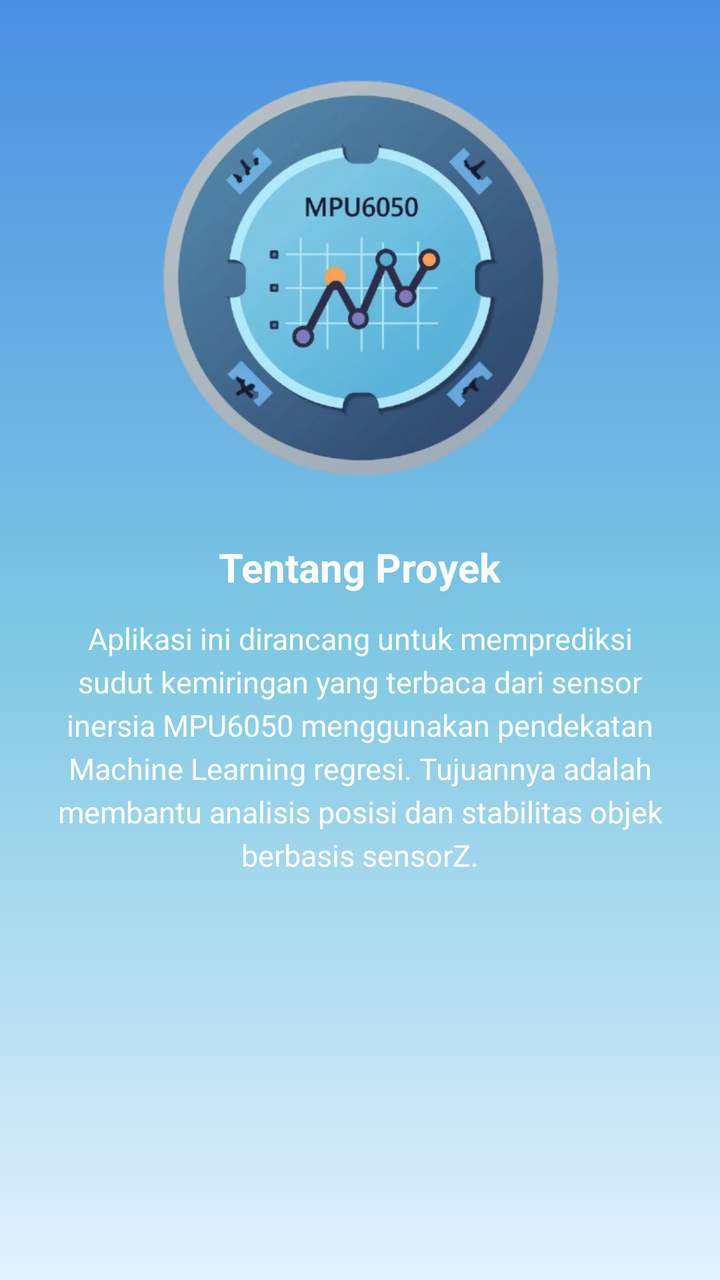
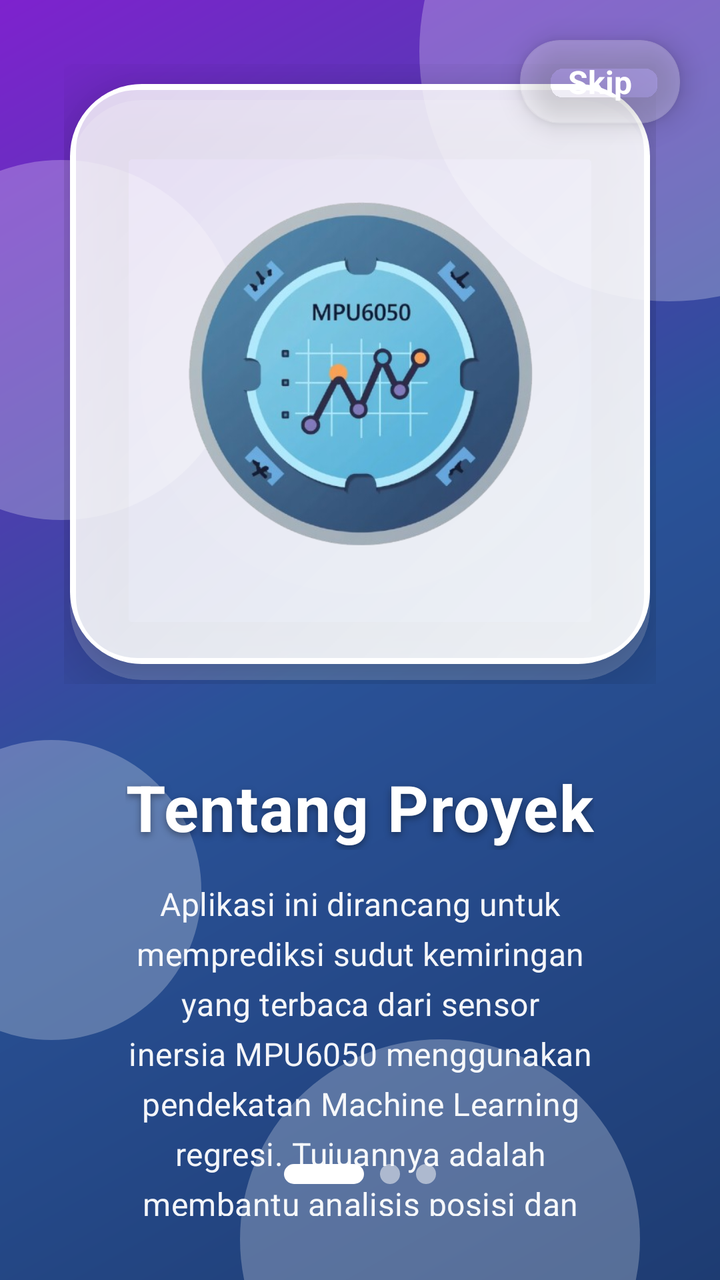

Before-and-after screenshots of an Android layout around one commit, followed by the original layout XML and the change that was made.
<!-- AndroidManifest.xml: application theme Theme.NajwaBelajarNavigationDrawer -->
<!-- res/layout/fragment_pendahuluan.xml -->
<?xml version="1.0" encoding="utf-8"?>
<ScrollView xmlns:android="http://schemas.android.com/apk/res/android"
    android:layout_width="match_parent"
    android:layout_height="match_parent"
    android:background="@drawable/bg_gradient"
    android:padding="24dp">

    <LinearLayout
        android:layout_width="match_parent"
        android:layout_height="wrap_content"
        android:orientation="vertical"
        android:gravity="center_horizontal">

        <ImageView
            android:id="@+id/gambarPendahuluan"
            android:layout_width="230dp"
            android:layout_height="230dp"
            android:src="@drawable/logo_mpu6050"
            android:contentDescription="@string/judul_pendahuluan"
            android:layout_marginBottom="16dp" />

        <TextView
            android:id="@+id/judulPendahuluan"
            android:layout_width="wrap_content"
            android:layout_height="wrap_content"
            android:text="@string/judul_pendahuluan"
            android:textColor="@android:color/white"
            android:textSize="20sp"
            android:textStyle="bold"
            android:layout_marginBottom="12dp" />

        <TextView
            android:id="@+id/textPendahuluan"
            android:layout_width="match_parent"
            android:layout_height="wrap_content"
            android:text="@string/isi_pendahuluan"
            android:textColor="@android:color/white"
            android:textSize="15sp"
            android:textAlignment="center"
            android:lineSpacingExtra="4dp" />
    </LinearLayout>
</ScrollView>
<!-- resources referenced by this layout -->
<resources>
  <!-- drawable bg_gradient (drawable) -->
  <?xml version="1.0" encoding="utf-8"?>
  <shape xmlns:android="http://schemas.android.com/apk/res/android"
      android:shape="rectangle">
      <gradient
          android:startColor="@color/gradien_awal"
          android:centerColor="@color/gradien_tengah"
          android:endColor="@color/gradien_akhir"
          android:angle="270"
          android:type="linear"
          android:useLevel="false" />
  </shape>
  <!-- drawable logo_mpu6050: png bitmap (drawable, 235890 bytes) -->
  <string name="isi_pendahuluan">
          Aplikasi ini dirancang untuk memprediksi sudut kemiringan yang terbaca dari sensor inersia MPU6050 menggunakan pendekatan Machine Learning regresi.
          Tujuannya adalah membantu analisis posisi dan stabilitas objek berbasis sensorZ.
      </string>
  <string name="judul_pendahuluan">Tentang Proyek</string>
  <style name="Theme.NajwaBelajarNavigationDrawer" parent="Base.Theme.NajwaBelajarNavigationDrawer" />
  <color name="gradien_awal">#4A90E2</color>
  <color name="gradien_tengah">#7EC8E3</color>
  <color name="gradien_akhir">#E3F2FD</color>
  <style name="Base.Theme.NajwaBelajarNavigationDrawer" parent="Theme.Material3.DayNight.NoActionBar">
  
          <item name="colorPrimary">@color/biru_tua</item>
          <item name="colorPrimaryContainer">@color/biru_muda</item>
          <item name="colorOnPrimary">@android:color/white</item>
  
          <item name="android:windowBackground">@color/putih</item>
          <item name="android:statusBarColor">@color/biru_tua</item>
  
          <item name="windowActionBar">false</item>
          <item name="android:windowNoTitle">true</item>
      </style>
  <color name="biru_tua">#0D47A1</color>
  <color name="biru_muda">#42A5F5</color>
  <color name="putih">#FFFFFFFF</color>
</resources>

<!-- the commit's change to res/layout/fragment_pendahuluan.xml (unified diff, before → after) -->
@@ -1,42 +1,209 @@
 <?xml version="1.0" encoding="utf-8"?>
-<ScrollView xmlns:android="http://schemas.android.com/apk/res/android"
+<androidx.constraintlayout.widget.ConstraintLayout
+    xmlns:android="http://schemas.android.com/apk/res/android"
+    xmlns:app="http://schemas.android.com/apk/res-auto"
     android:layout_width="match_parent"
     android:layout_height="match_parent"
-    android:background="@drawable/bg_gradient"
-    android:padding="24dp">
-
+    android:background="@drawable/bg_onboarding_gradient">
+
+    
+    <View
+        android:layout_width="250dp"
+        android:layout_height="250dp"
+        android:background="@drawable/bg_wave_decoration"
+        app:layout_constraintTop_toTopOf="parent"
+        app:layout_constraintEnd_toEndOf="parent"
+        android:layout_marginTop="-100dp"
+        android:layout_marginEnd="-100dp" />
+
+    <View
+        android:layout_width="180dp"
+        android:layout_height="180dp"
+        android:background="@drawable/bg_wave_decoration"
+        app:layout_constraintTop_toTopOf="parent"
+        app:layout_constraintStart_toStartOf="parent"
+        android:layout_marginTop="80dp"
+        android:layout_marginStart="-60dp" />
+
+    <View
+        android:layout_width="200dp"
+        android:layout_height="200dp"
+        android:background="@drawable/bg_wave_decoration"
+        app:layout_constraintBottom_toBottomOf="parent"
+        app:layout_constraintEnd_toEndOf="parent"
+        android:layout_marginBottom="-80dp"
+        android:layout_marginEnd="40dp" />
+
+    <View
+        android:layout_width="150dp"
+        android:layout_height="150dp"
+        android:background="@drawable/bg_wave_decoration"
+        app:layout_constraintBottom_toBottomOf="parent"
+        app:layout_constraintStart_toStartOf="parent"
+        android:layout_marginBottom="120dp"
+        android:layout_marginStart="-50dp" />
+
+    
+    <androidx.cardview.widget.CardView
+        android:layout_width="wrap_content"
+        android:layout_height="wrap_content"
+        android:layout_margin="20dp"
+        app:cardCornerRadius="20dp"
+        app:cardElevation="8dp"
+        app:cardBackgroundColor="@android:color/transparent"
+        app:layout_constraintTop_toTopOf="parent"
+        app:layout_constraintEnd_toEndOf="parent">
+
+        <FrameLayout
+            android:id="@+id/btnSkip"
+            android:layout_width="wrap_content"
+            android:layout_height="wrap_content"
+            android:background="@drawable/bg_skip_button"
+            android:clickable="true"
+            android:focusable="true"
+            android:foreground="?attr/selectableItemBackground"
+            android:paddingHorizontal="24dp"
+            android:paddingVertical="10dp">
+
+            <TextView
+                android:layout_width="wrap_content"
+                android:layout_height="wrap_content"
+                android:text="Skip"
+                android:textColor="@color/putih"
+                android:textSize="16sp"
+                android:textStyle="bold" />
+
+        </FrameLayout>
+
+    </androidx.cardview.widget.CardView>
+
+    
     <LinearLayout
         android:layout_width="match_parent"
         android:layout_height="wrap_content"
         android:orientation="vertical"
-        android:gravity="center_horizontal">
-
-        <ImageView
-            android:id="@+id/gambarPendahuluan"
-            android:layout_width="230dp"
-            android:layout_height="230dp"
-            android:src="@drawable/logo_mpu6050"
-            android:contentDescription="@string/judul_pendahuluan"
-            android:layout_marginBottom="16dp" />
-
+        android:gravity="center_horizontal"
+        android:padding="32dp"
+        app:layout_constraintTop_toTopOf="parent"
+        app:layout_constraintBottom_toBottomOf="parent"
+        app:layout_constraintStart_toStartOf="parent"
+        app:layout_constraintEnd_toEndOf="parent">
+
+        
+        <FrameLayout
+            android:layout_width="310dp"
+            android:layout_height="310dp"
+            android:layout_marginBottom="40dp">
+
+            
+            <androidx.cardview.widget.CardView
+                android:layout_width="290dp"
+                android:layout_height="290dp"
+                android:layout_gravity="center"
+                android:layout_marginTop="8dp"
+                app:cardCornerRadius="36dp"
+                app:cardElevation="0dp"
+                app:cardBackgroundColor="#30FFFFFF" />
+
+            
+            <androidx.cardview.widget.CardView
+                android:layout_width="290dp"
+                android:layout_height="290dp"
+                android:layout_gravity="center"
+                app:cardCornerRadius="36dp"
+                app:cardElevation="20dp"
+                app:cardBackgroundColor="@android:color/transparent">
+
+                <FrameLayout
+                    android:layout_width="match_parent"
+                    android:layout_height="match_parent"
+                    android:background="@drawable/bg_card_modern">
+
+                    
+                    <View
+                        android:layout_width="220dp"
+                        android:layout_height="220dp"
+                        android:layout_gravity="center"
+                        android:background="@drawable/bg_wave_decoration"
+                        android:alpha="0.3" />
+
+                    <ImageView
+                        android:id="@+id/gambarPendahuluan"
+                        android:layout_width="200dp"
+                        android:layout_height="200dp"
+                        android:layout_gravity="center"
+                        android:src="@drawable/logo_mpu6050"
+                        android:contentDescription="@string/judul_pendahuluan"
+                        android:scaleType="centerInside" />
+
+                </FrameLayout>
+
+            </androidx.cardview.widget.CardView>
+
+        </FrameLayout>
+
+        
         <TextView
             android:id="@+id/judulPendahuluan"
             android:layout_width="wrap_content"
             android:layout_height="wrap_content"
             android:text="@string/judul_pendahuluan"
-            android:textColor="@android:color/white"
-            android:textSize="20sp"
+            android:textColor="@color/putih"
+            android:textSize="32sp"
             android:textStyle="bold"
-            android:layout_marginBottom="12dp" />
-
+            android:layout_marginBottom="16dp"
+            android:textAlignment="center"
+            android:shadowColor="#60000000"
+            android:shadowDx="0"
+            android:shadowDy="4"
+            android:shadowRadius="8"
+            android:letterSpacing="0.02" />
+
+        
         <TextView
             android:id="@+id/textPendahuluan"
             android:layout_width="match_parent"
             android:layout_height="wrap_content"
             android:text="@string/isi_pendahuluan"
-            android:textColor="@android:color/white"
-            android:textSize="15sp"
+            android:textColor="@color/putih"
+            android:textSize="16sp"
             android:textAlignment="center"
-            android:lineSpacingExtra="4dp" />
+            android:lineSpacingExtra="6dp"
+            android:paddingHorizontal="20dp"
+            android:alpha="0.95"
+            android:letterSpacing="0.01" />
+
     </LinearLayout>
-</ScrollView>
+
+    
+    <LinearLayout
+        android:id="@+id/dotsIndicator"
+        android:layout_width="wrap_content"
+        android:layout_height="wrap_content"
+        android:orientation="horizontal"
+        android:layout_marginBottom="48dp"
+        android:gravity="center"
+        app:layout_constraintBottom_toBottomOf="parent"
+        app:layout_constraintStart_toStartOf="parent"
+        app:layout_constraintEnd_toEndOf="parent">
+
+        <View
+            android:layout_width="40dp"
+            android:layout_height="10dp"
+            android:layout_marginEnd="8dp"
+            android:background="@drawable/dot_active" />
+
+        <View
+            android:layout_width="10dp"
+            android:layout_height="10dp"
+            android:layout_marginEnd="8dp"
+            android:background="@drawable/dot_inactive" />
+
+        <View
+            android:layout_width="10dp"
+            android:layout_height="10dp"
+            android:background="@drawable/dot_inactive" />
+
+    </LinearLayout>
+
+</androidx.constraintlayout.widget.ConstraintLayout>
<!-- resource entries referenced after the edit -->
@@ -1,17 +1,5 @@
 <!-- resources referenced by this layout -->
 <resources>
-  <!-- drawable bg_gradient (drawable) -->
-  <?xml version="1.0" encoding="utf-8"?>
-  <shape xmlns:android="http://schemas.android.com/apk/res/android"
-      android:shape="rectangle">
-      <gradient
-          android:startColor="@color/gradien_awal"
-          android:centerColor="@color/gradien_tengah"
-          android:endColor="@color/gradien_akhir"
-          android:angle="270"
-          android:type="linear"
-          android:useLevel="false" />
-  </shape>
   <!-- drawable logo_mpu6050: png bitmap (drawable, 235890 bytes) -->
   <string name="isi_pendahuluan">
           Aplikasi ini dirancang untuk memprediksi sudut kemiringan yang terbaca dari sensor inersia MPU6050 menggunakan pendekatan Machine Learning regresi.
@@ -19,9 +7,6 @@
       </string>
   <string name="judul_pendahuluan">Tentang Proyek</string>
   <style name="Theme.NajwaBelajarNavigationDrawer" parent="Base.Theme.NajwaBelajarNavigationDrawer" />
-  <color name="gradien_awal">#4A90E2</color>
-  <color name="gradien_tengah">#7EC8E3</color>
-  <color name="gradien_akhir">#E3F2FD</color>
   <style name="Base.Theme.NajwaBelajarNavigationDrawer" parent="Theme.Material3.DayNight.NoActionBar">
   
           <item name="colorPrimary">@color/biru_tua</item>
@@ -37,5 +22,61 @@
   <color name="biru_tua">#0D47A1</color>
   <color name="biru_muda">#42A5F5</color>
   <color name="putih">#FFFFFFFF</color>
+  <!-- drawable bg_card_modern (drawable) -->
+  <?xml version="1.0" encoding="utf-8"?>
+  <shape xmlns:android="http://schemas.android.com/apk/res/android"
+      android:shape="rectangle">
+      <gradient
+          android:angle="135"
+          android:startColor="#E6FFFFFF"
+          android:endColor="#CCFFFFFF"
+          android:type="linear" />
+      <corners android:radius="32dp" />
+      <stroke
+          android:width="3dp"
+          android:color="#FFFFFF" />
+  </shape>
+  <!-- drawable bg_onboarding_gradient (drawable) -->
+  <?xml version="1.0" encoding="utf-8"?>
+  <shape xmlns:android="http://schemas.android.com/apk/res/android">
+      <gradient
+          android:angle="135"
+          android:startColor="#1e3c72"
+          android:centerColor="#2a5298"
+          android:endColor="#7e22ce"
+          android:type="linear" />
+  </shape>
+  <!-- drawable bg_skip_button (drawable) -->
+  <?xml version="1.0" encoding="utf-8"?>
+  <shape xmlns:android="http://schemas.android.com/apk/res/android"
+      android:shape="rectangle">
+      <solid android:color="#40FFFFFF" />
+      <corners android:radius="20dp" />
+  </shape>
+  <!-- drawable bg_wave_decoration (drawable) -->
+  <?xml version="1.0" encoding="utf-8"?>
+  <shape xmlns:android="http://schemas.android.com/apk/res/android"
+      android:shape="oval">
+      <solid android:color="#40FFFFFF" />
+  </shape>
+  <!-- drawable dot_active (drawable) -->
+  <?xml version="1.0" encoding="utf-8"?>
+  <shape xmlns:android="http://schemas.android.com/apk/res/android"
+      android:shape="rectangle">
+      <solid android:color="#FFFFFF" />
+      <corners android:radius="8dp" />
+      <size
+          android:width="40dp"
+          android:height="10dp" />
+  </shape>
+  <!-- drawable dot_inactive (drawable) -->
+  <?xml version="1.0" encoding="utf-8"?>
+  <shape xmlns:android="http://schemas.android.com/apk/res/android"
+      android:shape="oval">
+      <solid android:color="#80FFFFFF" />
+      <size
+          android:width="10dp"
+          android:height="10dp" />
+  </shape>
 </resources>
 
